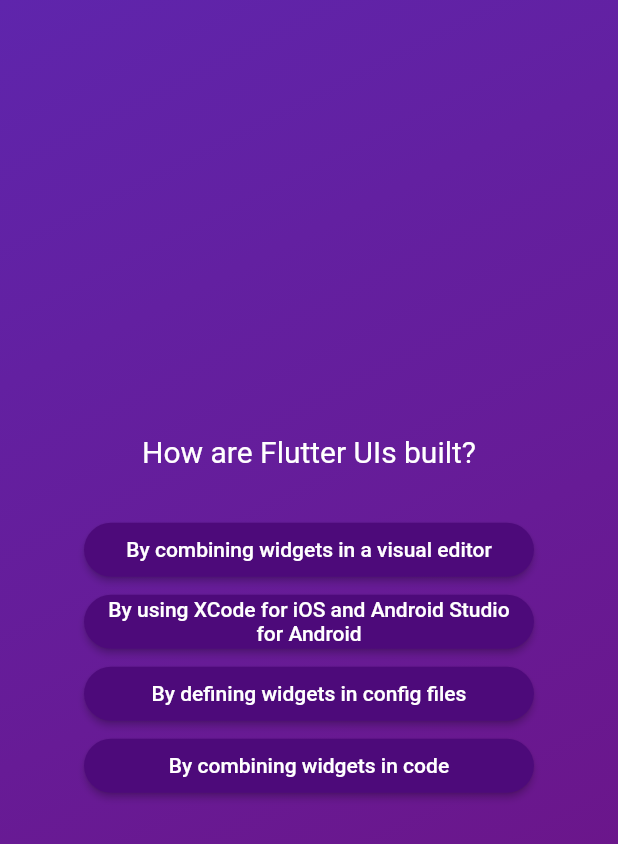
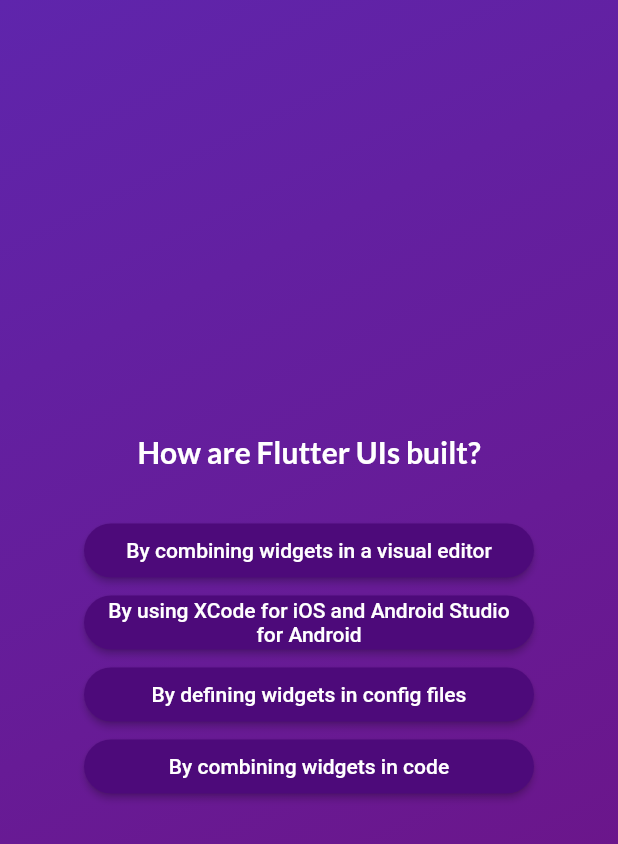
Before and after one commit to tsuna614/flutter_section3, a Flutter app: the screen it shows after launch, after a tap on "Start quiz", after a tap on "Components", on a phone screen of 412 x 824 dp. Shown: the top 844 px of the screen. Run offline on Flutter 3.47's test engine with Material 2 defaults, Android fonts, the phone set to English and light mode, and no system bars; our stand-ins replace google_fonts.

Commit message:
checkpoint section-3.76: added google_fonts dependencies move widgets from main.dart to quiz.dart question_screen.dart stores answers to selectedAnswers list<string> in quiz.dart

```diff
--- a/lib/main.dart
+++ b/lib/main.dart
@@ -1,50 +1,57 @@
+// import 'package:flutter/material.dart';
+// import './start_screen.dart';
+// import './question_screen.dart';
+
+// void main() => runApp(const MyApp());
+
+// class MyApp extends StatefulWidget {
+//   const MyApp({super.key});
+
+//   @override
+//   State<MyApp> createState() => _MyAppState();
+// }
+
+// class _MyAppState extends State<MyApp> {
+//   /*
+//   // Widget activeScreen = StartScreen(handlePress);
+//   Widget? activeScreen;
+
+//   @override
+//   void initState() {
+//     activeScreen = StartScreen(handlePress);
+//     super.initState();
+//   } // special function to initiate state for active screen. If you try to initialize it without this function (as shown in the comment above) it won't work
+//   // learn more about the "flutter widget lifecycle"
+//   */
+
+//   // ALTERNATIVE
+
+//   var activeScreen = "start_screen";
+
+//   void handlePress() {
+//     setState(() {
+//       if (activeScreen == "start_screen") {
+//         activeScreen = "question_screen";
+//       }
+//     });
+//     print("I got clicked!");
+//   }
+
+//   @override
+//   Widget build(BuildContext context) {
+//     return MaterialApp(
+//         title: "Demo App",
+//         home: Scaffold(
+//           body: activeScreen == "start_screen"
+//               ? StartScreen(handlePress)
+//               : QuestionScreen(handlePress),
+//         ));
+//   }
+// }
+
 import 'package:flutter/material.dart';
-import './start_screen.dart';
-import './question_screen.dart';
+import './quiz.dart';
 
-void main() => runApp(const MyApp());
-
-class MyApp extends StatefulWidget {
-  const MyApp({super.key});
-
-  @override
-  State<MyApp> createState() => _MyAppState();
+void main() {
+  runApp(const Quiz());
 }
-
-class _MyAppState extends State<MyApp> {
-  /*
-  // Widget activeScreen = StartScreen(handlePress);
-  Widget? activeScreen;
-
-  @override
-  void initState() {
-    activeScreen = StartScreen(handlePress);
-    super.initState();
-  } // special function to initiate state for active screen. If you try to initialize it without this function (as shown in the comment above) it won't work
-  // learn more about the "flutter widget lifecycle"
-  */
-
-  // ALTERNATIVE
-
-  var activeScreen = "start_screen";
-
-  void handlePress() {
-    setState(() {
-      if (activeScreen == "start_screen") {
-        activeScreen = "question_screen";
-      }
-    });
-    print("I got clicked!");
-  }
-
-  @override
-  Widget build(BuildContext context) {
-    return MaterialApp(
-        title: "Demo App",
-        home: Scaffold(
-          body: activeScreen == "start_screen"
-              ? StartScreen(handlePress)
-              : QuestionScreen(handlePress),
-        ));
-  }
-}
--- a/lib/question_screen.dart
+++ b/lib/question_screen.dart
@@ -1,11 +1,14 @@
 import 'package:flutter/material.dart';
+import 'package:google_fonts/google_fonts.dart';
 import './styled_button.dart';
 import './data/questions.dart';
 
 class QuestionScreen extends StatefulWidget {
-  const QuestionScreen(this.handlePress, {super.key});
+  const QuestionScreen(
+      {super.key,
+      required this.onSelectAnswer}); // "required" chi them khi cho vao trong ngoac nhon
 
-  final void Function() handlePress;
+  final void Function(String answer) onSelectAnswer;
 
   @override
   State<QuestionScreen> createState() => _QuestionScreenState();
@@ -14,10 +17,13 @@ class QuestionScreen extends StatefulWidget {
 class _QuestionScreenState extends State<QuestionScreen> {
   var i = 0;
 
-  void handleClick() {
+  void handleClick(String selectedAnswer) {
+    widget.onSelectAnswer(
+        selectedAnswer); // vi stateful widget bi chia ra 2 class, nen muon reference function o ben tren thi phai dung widget
     setState(() {
       i++;
     });
+    // print(selectedAnswer);
   }
 
   @override
@@ -37,16 +43,22 @@ class _QuestionScreenState extends State<QuestionScreen> {
               alignment: Alignment.center,
               child: Text(
                 currentQuestion.text,
-                style: const TextStyle(color: Colors.white, fontSize: 20),
+                style: GoogleFonts.lato(
+                  color: Colors.white,
+                  fontSize: 20,
+                  fontWeight: FontWeight.bold,
+                ),
                 textAlign: TextAlign.center,
               ),
             ),
-          ),
+          ), // container for the question text widget
           const SizedBox(
             height: 30,
           ),
           ...currentQuestion.getShuffledAnswers().map((answer) {
-            return StyledButton(answer, handleClick);
+            return StyledButton(answer, () {
+              handleClick(answer);
+            });
           }),
           // StyledButton(currentQuestion.answers[0], () {
           //   print("1");
--- a/lib/quiz.dart
+++ b/lib/quiz.dart
@@ -1,19 +1,58 @@
-// import 'package:flutter/material.dart';
-// import './start_screen.dart';
+import 'package:flutter/material.dart';
+import './start_screen.dart';
+import './question_screen.dart';
 
-// class Quiz extends StatefulWidget {
-//   const Quiz({super.key});
+class Quiz extends StatefulWidget {
+  const Quiz({super.key});
 
-//   @override
-//   State<Quiz> createState() => _QuizState();
-// }
+  @override
+  State<Quiz> createState() => _QuizState();
+}
 
-// class _QuizState extends State<Quiz> {
-//   @override
-//   Widget build(BuildContext context) {
-//     return const MaterialApp(
-//       title: "Demo App",
-//       home: Scaffold(body: StartScreen()),
-//     );
-//   }
-// }
+class _QuizState extends State<Quiz> {
+  /*
+  // Widget activeScreen = StartScreen(handlePress);
+  Widget? activeScreen;
+
+  @override
+  void initState() {
+    activeScreen = StartScreen(handlePress);
+    super.initState();
+  } // special function to initiate state for active screen. If you try to initialize it without this function (as shown in the comment above) it won't work
+  // learn more about the "flutter widget lifecycle"
+  */
+
+  // ALTERNATIVE
+
+  final List<String> selectedAnswers = [];
+
+  var activeScreen = "start_screen";
+
+  void handlePress() {
+    setState(() {
+      if (activeScreen == "start_screen") {
+        activeScreen = "question_screen";
+      }
+    });
+    print("I got clicked!");
+  }
+
+  void chosenAnswer(answer) {
+    selectedAnswers.add(answer);
+    print(selectedAnswers);
+  }
+
+  @override
+  Widget build(BuildContext context) {
+    return MaterialApp(
+        title: "Demo App",
+        home: Scaffold(
+            body: activeScreen == "start_screen"
+                ? StartScreen(handlePress)
+                // : QuestionScreen(handlePress),
+                ////neu de nhu nay se bi bug, vi trong question_screen.dart dung required this.onSelectedAnswer
+                : QuestionScreen(
+                    onSelectAnswer: chosenAnswer,
+                  )));
+  }
+}
--- a/pubspec.yaml
+++ b/pubspec.yaml
@@ -34,6 +34,7 @@ dependencies:
   # The following adds the Cupertino Icons font to your application.
   # Use with the CupertinoIcons class for iOS style icons.
   cupertino_icons: ^1.0.2
+  google_fonts: ^4.0.3
 
 dev_dependencies:
   flutter_test:
```
Also changed, not shown: pubspec.lock, 7 other files.
